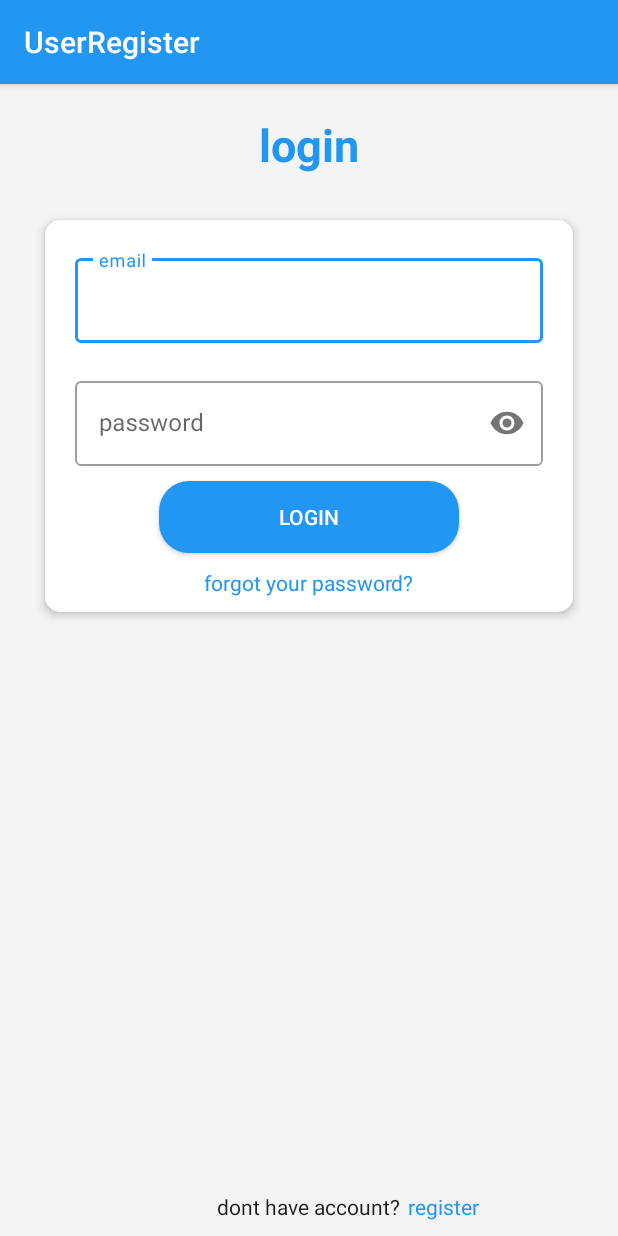
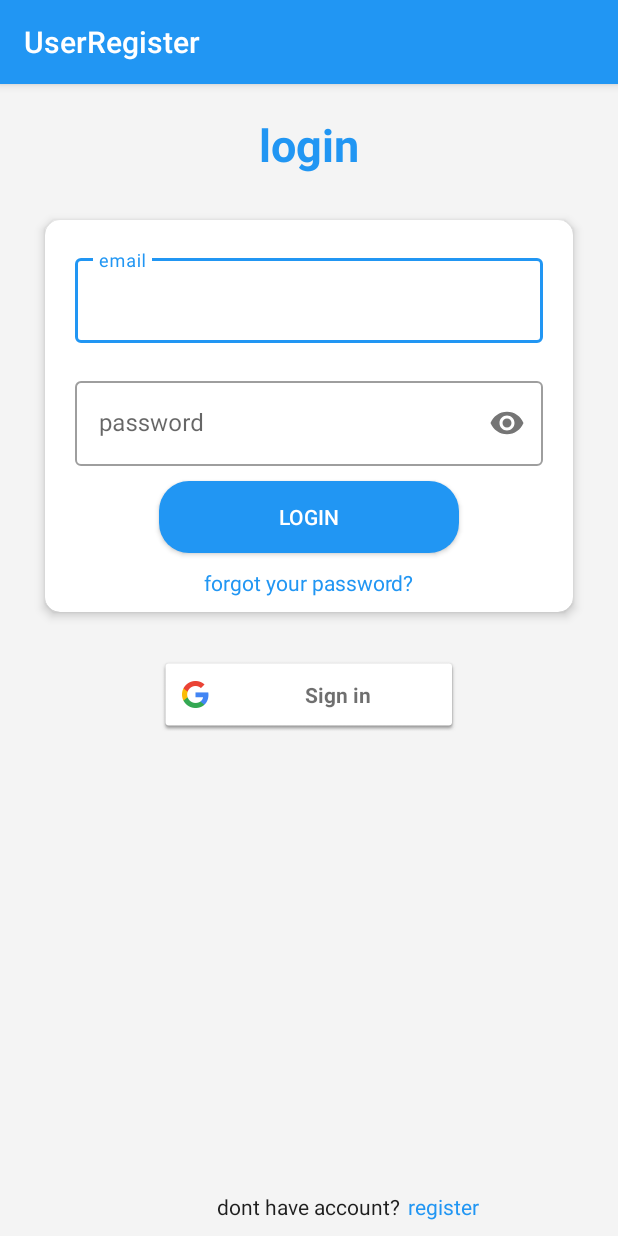
Before and after one commit to mojtaba28/UserRegister, an Android app: the screen it shows after launch (LoginActivity), on a phone screen of 412 x 824 dp. Run offline under Robolectric (Android 15) with nearby library versions, the phone set to English and light mode, and no system bars; our stand-ins replace Volley; libraries missing offline, so code that uses them is left out: com.valdesekamdem.library; 1 statement that could not run was skipped.

Commit message:
adding google sign in commit

```diff
--- a/android/app/src/main/java/com/example/register/LoginActivity.java
+++ b/android/app/src/main/java/com/example/register/LoginActivity.java
@@ -1,9 +1,11 @@
 package com.example.register;
 
+import androidx.annotation.Nullable;
 import androidx.appcompat.app.AppCompatActivity;
 
 import android.content.Intent;
 import android.os.Bundle;
+import android.util.Log;
 import android.view.View;
 import android.widget.Button;
 import android.widget.TextView;
@@ -16,6 +18,13 @@ import com.android.volley.Response;
 import com.android.volley.VolleyError;
 import com.android.volley.toolbox.StringRequest;
 import com.android.volley.toolbox.Volley;
+import com.google.android.gms.auth.api.signin.GoogleSignIn;
+import com.google.android.gms.auth.api.signin.GoogleSignInAccount;
+import com.google.android.gms.auth.api.signin.GoogleSignInClient;
+import com.google.android.gms.auth.api.signin.GoogleSignInOptions;
+import com.google.android.gms.common.SignInButton;
+import com.google.android.gms.common.api.ApiException;
+import com.google.android.gms.tasks.Task;
 import com.google.android.material.textfield.TextInputEditText;
 import com.valdesekamdem.library.mdtoast.MDToast;
 
@@ -28,6 +37,9 @@ public class LoginActivity extends AppCompatActivity {
     TextInputEditText email,password;
     Button btn_login;
     SessionManager sessionManager;
+    SignInButton signInButton;
+    GoogleSignInClient googleSignInClient;
+    private static final int RC_SIGN_IN = 12;
 
     @Override
     protected void onCreate(Bundle savedInstanceState) {
@@ -49,15 +61,33 @@ public class LoginActivity extends AppCompatActivity {
             }
         });
 
+        //sign in with google account
+
+        GoogleSignInOptions googleSignInOptions=
+                new GoogleSignInOptions.Builder(GoogleSignInOptions.DEFAULT_SIGN_IN)
+                .requestEmail()
+                .build();
+
+        googleSignInClient= GoogleSignIn.getClient(this,googleSignInOptions);
+
+        signInButton.setOnClickListener(new View.OnClickListener() {
+            @Override
+            public void onClick(View view) {
+                googleSignIn();
+            }
+        });
+
 
 
     }
+
 
     public void init(){
         email=findViewById(R.id.edittext_email);
         password=findViewById(R.id.edittext_password);
         tv_register=findViewById(R.id.tv_register);
         btn_login=findViewById(R.id.btn_login);
+        signInButton=findViewById(R.id.btn_google_login);
         tv_forgot_password=findViewById(R.id.tv_forgot_password);
         tv_forgot_password.setOnClickListener(new View.OnClickListener() {
             @Override
@@ -120,4 +150,43 @@ public class LoginActivity extends AppCompatActivity {
         stringRequest.setRetryPolicy(new DefaultRetryPolicy(10000,DefaultRetryPolicy.DEFAULT_MAX_RETRIES,DefaultRetryPolicy.DEFAULT_BACKOFF_MULT));
         Volley.newRequestQueue(getApplicationContext()).add(stringRequest);
     }
+
+    private void googleSignIn() {
+        Intent signInIntent = googleSignInClient.getSignInIntent();
+        startActivityForResult(signInIntent, RC_SIGN_IN);
+    }
+
+    @Override
+    protected void onActivityResult(int requestCode, int resultCode, @Nullable Intent data) {
+        super.onActivityResult(requestCode, resultCode, data);
+
+        // Result returned from launching the Intent from GoogleSignInClient.getSignInIntent(...);
+        if (requestCode == RC_SIGN_IN) {
+            // The Task returned from this call is always completed, no need to attach
+            // a listener.
+            Task<GoogleSignInAccount> task = GoogleSignIn.getSignedInAccountFromIntent(data);
+            handleSignInResult(task);
+        }
+    }
+
+    private void handleSignInResult(Task<GoogleSignInAccount> completedTask) {
+        try {
+            GoogleSignInAccount account = completedTask.getResult(ApiException.class);
+
+            // Signed in successfully, show authenticated UI.
+            //updateUI(account);
+            sessionManager=new SessionManager(getApplicationContext());
+            sessionManager.setLoggedIn(true);
+            sessionManager.setUserInfo(account.getEmail(),"");
+            startActivity(new Intent(getApplicationContext(),MainActivity.class));
+            finish();
+
+        } catch (ApiException e) {
+            // The ApiException status code indicates the detailed failure reason.
+            // Please refer to the GoogleSignInStatusCodes class reference for more information.
+            Log.w("signInResult", "signInResult:failed code=" + e.getStatusCode());
+            Toast.makeText(getApplicationContext(), e.getStatusCode(), Toast.LENGTH_LONG).show();
+            //updateUI(null);
+        }
+    }
 }
--- a/android/app/src/main/res/layout/activity_login.xml
+++ b/android/app/src/main/res/layout/activity_login.xml
@@ -105,6 +105,21 @@
 
     </androidx.cardview.widget.CardView>
 
+        <com.google.android.gms.common.SignInButton
+            android:layout_width="200dp"
+            android:layout_height="50dp"
+            android:background="#00000000"
+            android:fadingEdgeLength="10dp"
+            android:id="@+id/btn_google_login"
+            app:buttonSize="standard"
+            android:layout_below="@+id/cardview"
+            android:layout_centerHorizontal="true"
+
+            />
+
+
+
+
 
 
     <TextView
```
Also changed, not shown: 1 other file.
